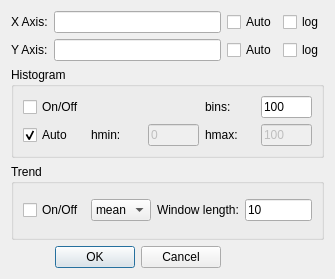
The window that src/interface/ui/line_plot_settings.ui (FXIhub/hummingbird) describes before a commit, drawn with Qt 5.
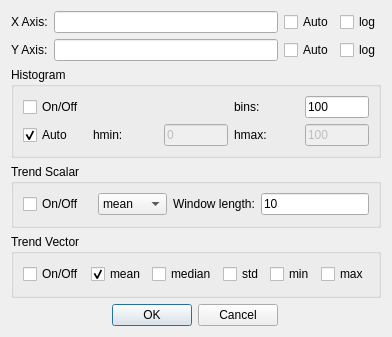
The same window after the commit.

Commit message: Separated trend options for scalars and vectors, for vectors it is possible now to plot multiple trends and live update at the same time

Diff of the .ui file:
```diff
--- a/src/interface/ui/line_plot_settings.ui
+++ b/src/interface/ui/line_plot_settings.ui
@@ -6,38 +6,14 @@
    <rect>
     <x>0</x>
     <y>0</y>
-    <width>335</width>
-    <height>279</height>
+    <width>377</width>
+    <height>337</height>
    </rect>
   </property>
   <property name="windowTitle">
    <string>Dialog</string>
   </property>
-  <layout class="QGridLayout" name="gridLayout_2">
-   <item row="4" column="1">
-    <widget class="QDialogButtonBox" name="buttonBox">
-     <property name="orientation">
-      <enum>Qt::Horizontal</enum>
-     </property>
-     <property name="standardButtons">
-      <set>QDialogButtonBox::Cancel|QDialogButtonBox::Ok</set>
-     </property>
-    </widget>
-   </item>
-   <item row="1" column="3">
-    <widget class="QCheckBox" name="logy">
-     <property name="text">
-      <string>log</string>
-     </property>
-    </widget>
-   </item>
-   <item row="1" column="0">
-    <widget class="QLabel" name="label_3">
-     <property name="text">
-      <string>Y Axis:</string>
-     </property>
-    </widget>
-   </item>
+  <layout class="QGridLayout" name="gridLayout_4">
    <item row="0" column="0">
     <widget class="QLabel" name="label_2">
      <property name="text">
@@ -45,23 +21,16 @@
      </property>
     </widget>
    </item>
-   <item row="1" column="2">
-    <widget class="QCheckBox" name="y_auto">
-     <property name="text">
-      <string>Auto</string>
-     </property>
-    </widget>
-   </item>
-   <item row="0" column="2">
-    <widget class="QCheckBox" name="x_auto">
-     <property name="text">
-      <string>Auto</string>
-     </property>
-    </widget>
-   </item>
    <item row="0" column="1">
     <widget class="QLineEdit" name="x_label"/>
    </item>
+   <item row="0" column="2">
+    <widget class="QCheckBox" name="x_auto">
+     <property name="text">
+      <string>Auto</string>
+     </property>
+    </widget>
+   </item>
    <item row="0" column="3">
     <widget class="QCheckBox" name="logx">
      <property name="text">
@@ -69,9 +38,30 @@
      </property>
     </widget>
    </item>
+   <item row="1" column="0">
+    <widget class="QLabel" name="label_3">
+     <property name="text">
+      <string>Y Axis:</string>
+     </property>
+    </widget>
+   </item>
    <item row="1" column="1">
     <widget class="QLineEdit" name="y_label"/>
    </item>
+   <item row="1" column="2">
+    <widget class="QCheckBox" name="y_auto">
+     <property name="text">
+      <string>Auto</string>
+     </property>
+    </widget>
+   </item>
+   <item row="1" column="3">
+    <widget class="QCheckBox" name="logy">
+     <property name="text">
+      <string>log</string>
+     </property>
+    </widget>
+   </item>
    <item row="2" column="0" colspan="4">
     <widget class="QGroupBox" name="groupBox">
      <property name="title">
@@ -182,33 +172,9 @@
    <item row="3" column="0" colspan="4">
     <widget class="QGroupBox" name="groupBox_2">
      <property name="title">
-      <string>Trend</string>
+      <string>Trend Scalar</string>
      </property>
      <layout class="QGridLayout" name="gridLayout_3">
-      <item row="0" column="1">
-       <widget class="QComboBox" name="trendOptions">
-        <item>
-         <property name="text">
-          <string>mean</string>
-         </property>
-        </item>
-        <item>
-         <property name="text">
-          <string>std</string>
-         </property>
-        </item>
-        <item>
-         <property name="text">
-          <string>max</string>
-         </property>
-        </item>
-        <item>
-         <property name="text">
-          <string>min</string>
-         </property>
-        </item>
-       </widget>
-      </item>
       <item row="0" column="3">
        <widget class="QLineEdit" name="windowLength">
         <property name="sizePolicy">
@@ -223,7 +189,7 @@
        </widget>
       </item>
       <item row="0" column="0">
-       <widget class="QCheckBox" name="showTrend">
+       <widget class="QCheckBox" name="showTrendScalar">
         <property name="text">
          <string>On/Off</string>
         </property>
@@ -236,12 +202,100 @@
         </property>
        </widget>
       </item>
+      <item row="0" column="1">
+       <widget class="QComboBox" name="trendOptionsScalar">
+        <item>
+         <property name="text">
+          <string>mean</string>
+         </property>
+        </item>
+        <item>
+         <property name="text">
+          <string>std</string>
+         </property>
+        </item>
+        <item>
+         <property name="text">
+          <string>max</string>
+         </property>
+        </item>
+        <item>
+         <property name="text">
+          <string>min</string>
+         </property>
+        </item>
+       </widget>
+      </item>
      </layout>
      <zorder>groupBox</zorder>
-     <zorder>showTrend</zorder>
+     <zorder>showTrendScalar</zorder>
      <zorder>label_5</zorder>
      <zorder>windowLength</zorder>
-     <zorder>trendOptions</zorder>
+     <zorder>trendOptionsScalar</zorder>
+    </widget>
+   </item>
+   <item row="5" column="1">
+    <widget class="QDialogButtonBox" name="buttonBox">
+     <property name="orientation">
+      <enum>Qt::Horizontal</enum>
+     </property>
+     <property name="standardButtons">
+      <set>QDialogButtonBox::Cancel|QDialogButtonBox::Ok</set>
+     </property>
+    </widget>
+   </item>
+   <item row="4" column="0" colspan="4">
+    <widget class="QGroupBox" name="groupBox_3">
+     <property name="title">
+      <string>Trend Vector</string>
+     </property>
+     <layout class="QGridLayout" name="gridLayout_2">
+      <item row="0" column="1">
+       <widget class="QCheckBox" name="trendVector_mean">
+        <property name="text">
+         <string>mean</string>
+        </property>
+        <property name="checked">
+         <bool>true</bool>
+        </property>
+       </widget>
+      </item>
+      <item row="0" column="4">
+       <widget class="QCheckBox" name="trendVector_min">
+        <property name="text">
+         <string>min</string>
+        </property>
+       </widget>
+      </item>
+      <item row="0" column="3">
+       <widget class="QCheckBox" name="trendVector_std">
+        <property name="text">
+         <string>std</string>
+        </property>
+       </widget>
+      </item>
+      <item row="0" column="0">
+       <widget class="QCheckBox" name="showTrendVector">
+        <property name="text">
+         <string>On/Off</string>
+        </property>
+       </widget>
+      </item>
+      <item row="0" column="5">
+       <widget class="QCheckBox" name="trendVector_max">
+        <property name="text">
+         <string>max</string>
+        </property>
+       </widget>
+      </item>
+      <item row="0" column="2">
+       <widget class="QCheckBox" name="trendVector_median">
+        <property name="text">
+         <string>median</string>
+        </property>
+       </widget>
+      </item>
+     </layout>
     </widget>
    </item>
   </layout>
```
The commit also changes 1 other file.
